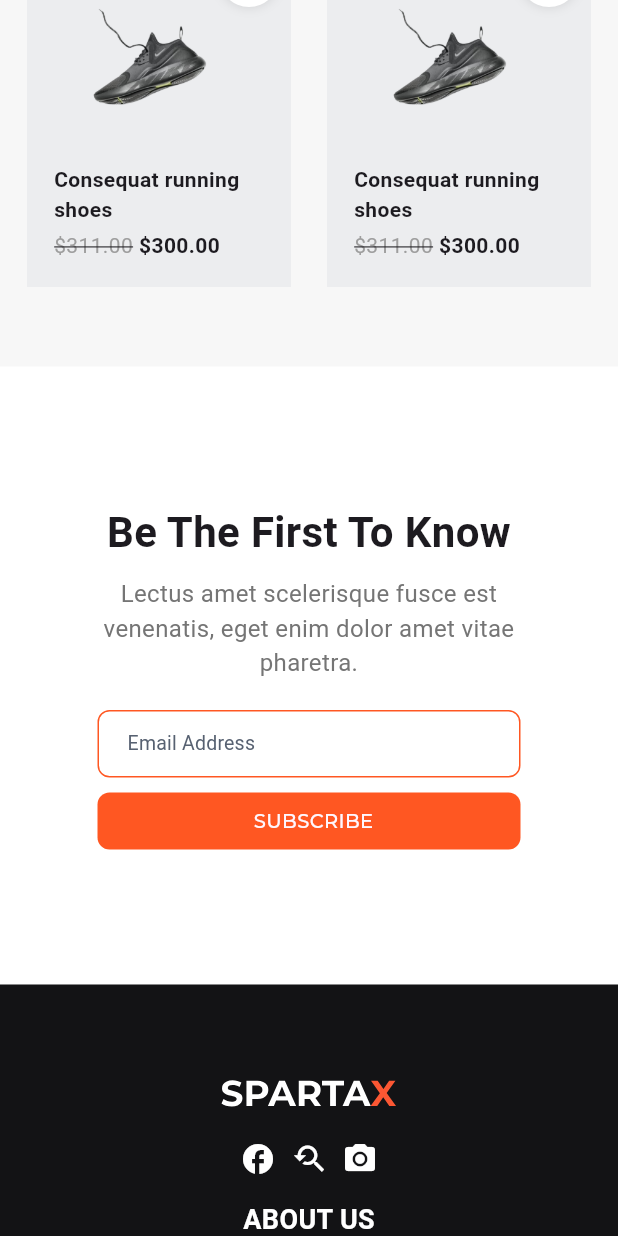
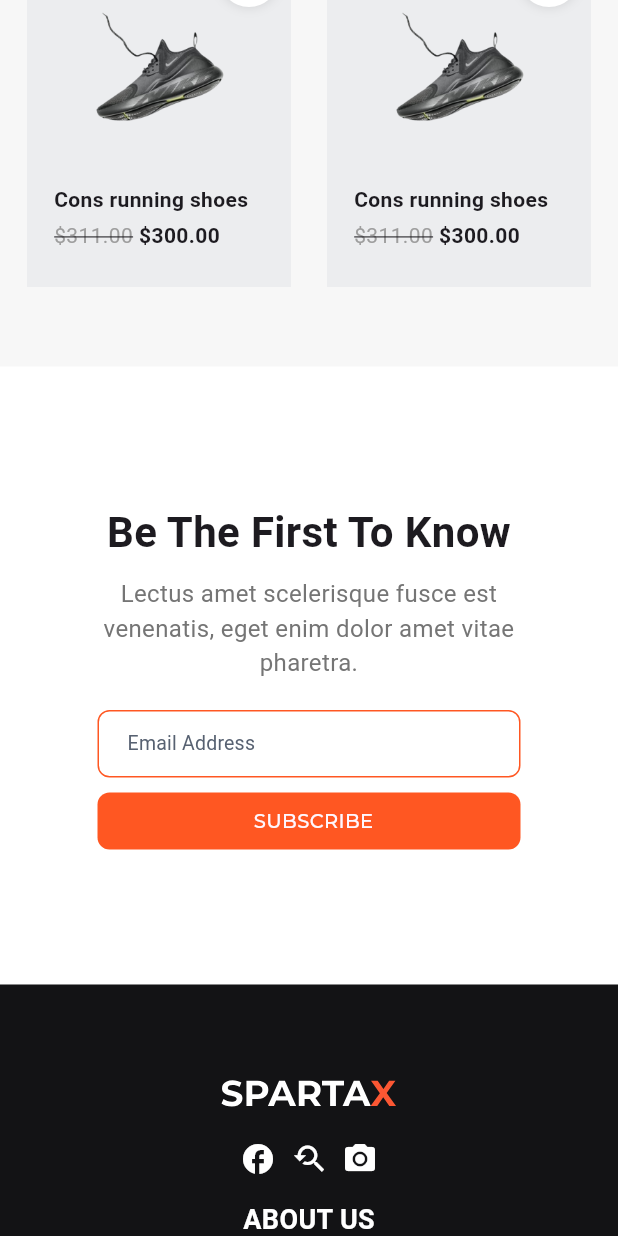
Before and after one commit to EhtshamNizamani/flutter_e_ecommerce, a Flutter app: the screen it shows after launch, scrolled down 1152 dp, on a phone screen of 412 x 824 dp. Run offline on Flutter 3.47's test engine with Material 3 defaults, Android fonts, the phone set to English and light mode, and no system bars; our stand-ins replace flutter_svg, go_router, google_fonts.

Commit message:
refactor code

```diff
--- a/lib/common/primary_button.dart
+++ b/lib/common/primary_button.dart
@@ -35,6 +35,7 @@ class PrimaryButton extends StatefulWidget {
   });
 
   @override
+  // ignore: library_private_types_in_public_api
   _PrimaryButtonState createState() => _PrimaryButtonState();
 }
 
@@ -51,7 +52,7 @@ class _PrimaryButtonState extends State<PrimaryButton> {
       child: InkWell(
         onTap: widget.onTap,
         child: AnimatedContainer(
-          duration: Duration(milliseconds: 200),
+          duration: const Duration(milliseconds: 200),
           width: widget.width ?? double.infinity,
           height: widget.height ?? 38,
           alignment: Alignment.center,
@@ -72,7 +73,7 @@ class _PrimaryButtonState extends State<PrimaryButton> {
                     BoxShadow(
                       color: Colors.black.withOpacity(0.2),
                       blurRadius: 8,
-                      offset: Offset(0, 4),
+                      offset: const Offset(0, 4),
                     ),
                   ]
                 : [],
@@ -98,7 +99,7 @@ class _PrimaryButtonState extends State<PrimaryButton> {
                             height: 25,
                           )
                         : const SizedBox.shrink(),
-                    SizedBox(width: 6),
+                    const SizedBox(width: 6),
                     CustomText(
                       text: widget.text,
                       textStyle: GoogleFonts.montserrat(
--- a/lib/feature/home/controller/home_provider.dart
+++ b/lib/feature/home/controller/home_provider.dart
@@ -13,8 +13,6 @@ class HomeProvider extends ChangeNotifier {
   late Color personColor;
   late Color cartColor;
   void incrementExit(name) {
-    print(name);
-
     contactColor = _selectedColor;
     shopAllColor = _selectedColor;
     homeColor = _selectedColor;
@@ -46,7 +44,6 @@ class HomeProvider extends ChangeNotifier {
     _selectedTab = index;
     switch (index) {
       case 0:
-        print(index);
         homeColor = AppColors.primary;
       case 1:
         shopAllColor = AppColors.primary;
@@ -55,7 +52,6 @@ class HomeProvider extends ChangeNotifier {
         break;
       default:
     }
-    print(index);
     notifyListeners();
   }
 
--- a/lib/feature/home/view/home_screen.dart
+++ b/lib/feature/home/view/home_screen.dart
@@ -19,7 +19,7 @@ class HomeScreen extends StatelessWidget {
               child: SideMenuWidget(),
             )
           : null,
-      body: SafeArea(
+      body: const SafeArea(
         child: Row(
           children: [
             Expanded(
--- a/lib/feature/home/widget/all_product_widget.dart
+++ b/lib/feature/home/widget/all_product_widget.dart
@@ -12,7 +12,7 @@ class ProductViewSection extends StatelessWidget {
     return Padding(
       padding: const EdgeInsets.all(18.0),
       child: GridView.builder(
-          physics: NeverScrollableScrollPhysics(),
+          physics: const NeverScrollableScrollPhysics(),
           shrinkWrap: true,
           itemCount: 4,
           gridDelegate: SliverGridDelegateWithFixedCrossAxisCount(
@@ -23,10 +23,10 @@ class ProductViewSection extends StatelessWidget {
                 0.75, // Adjust this to control the height of the items
           ),
           itemBuilder: (context, index) {
-            return ProductCard(
+            return const ProductCard(
                 hasDiscount: true,
                 imageUrl: 'assets/images/shoe.png',
-                title: 'Consequat running shoes',
+                title: 'Cons running shoes',
                 originalPrice: 311,
                 discountedPrice: 300);
           }),
--- a/lib/feature/home/widget/dashboard_widget.dart
+++ b/lib/feature/home/widget/dashboard_widget.dart
@@ -21,21 +21,21 @@ class DashboardWidget extends StatelessWidget {
         return Column(
           children: [
             selectedTab == 0
-                ? HeaderWithImage()
-                : HeaderWidget(
+                ? const HeaderWithImage()
+                : const HeaderWidget(
                     fontColor: AppColors.grey,
                     mainColor: AppColors.primary,
                     bgColor: AppColors.white,
                   ),
-            SizedBox(height: 16),
+            const SizedBox(height: 16),
             if (selectedTab == 0)
-              ProductViewSection() // Default Tab
+              const ProductViewSection() // Default Tab
             else if (selectedTab == 1)
-              MenProduct()
+              const MenProduct()
             else if (selectedTab == 2)
-              CustomText(text: "This is women category"),
-            SizedBox(height: 35),
-            SubscribeWidget(),
+              const CustomText(text: "This is women category"),
+            const SizedBox(height: 35),
+            const SubscribeWidget(),
             FooterWidget(),
           ],
         );
@@ -52,7 +52,7 @@ class MenProduct extends StatelessWidget {
     return Padding(
       padding: const EdgeInsets.all(18.0),
       child: GridView.builder(
-          physics: NeverScrollableScrollPhysics(),
+          physics: const NeverScrollableScrollPhysics(),
           shrinkWrap: true,
           itemCount: 4,
           gridDelegate: SliverGridDelegateWithFixedCrossAxisCount(
@@ -63,10 +63,10 @@ class MenProduct extends StatelessWidget {
                 0.75, // Adjust this to control the height of the items
           ),
           itemBuilder: (context, index) {
-            return ProductCard(
+            return const ProductCard(
                 hasDiscount: true,
                 imageUrl: 'assets/images/helmet.jpg',
-                title: 'Purus elit helmet',
+                title: 'Purus elite helmet',
                 originalPrice: 231,
                 discountedPrice: 222);
           }),
--- a/lib/feature/home/widget/product_card.dart
+++ b/lib/feature/home/widget/product_card.dart
@@ -9,7 +9,8 @@ class ProductCard extends StatefulWidget {
   final double discountedPrice;
   final bool hasDiscount;
 
-  ProductCard({
+  const ProductCard({
+    super.key,
     required this.imageUrl,
     required this.title,
     required this.originalPrice,
@@ -37,13 +38,13 @@ class _ProductCardState extends State<ProductCard> {
       onExit: (_) => _onHover(false),
       child: Container(
         color: AppColors.imgBG,
-        constraints: BoxConstraints(
+        constraints: const BoxConstraints(
           maxHeight: 300, // Adjust based on your UI needs
         ),
         child: Stack(
           children: [
             Container(
-              padding: EdgeInsets.all(18),
+              padding: const EdgeInsets.all(18),
               decoration: BoxDecoration(
                 borderRadius: BorderRadius.circular(20),
               ),
@@ -53,7 +54,7 @@ class _ProductCardState extends State<ProductCard> {
                   // Product Image with Hover Zoom Effect
                   Flexible(
                     child: AnimatedContainer(
-                      duration: Duration(milliseconds: 250),
+                      duration: const Duration(milliseconds: 250),
                       transform: _isHovered
                           ? (Matrix4.identity()..scale(1.05))
                           : Matrix4.identity(),
@@ -68,28 +69,28 @@ class _ProductCardState extends State<ProductCard> {
                       ),
                     ),
                   ),
-                  SizedBox(height: 8),
+                  const SizedBox(height: 8),
                   // Product Title
                   Text(
                     widget.title,
-                    style: TextStyle(fontWeight: FontWeight.bold),
+                    style: const TextStyle(fontWeight: FontWeight.bold),
                   ),
-                  SizedBox(height: 4),
+                  const SizedBox(height: 4),
                   // Price
                   Row(
                     children: [
                       if (widget.hasDiscount)
                         Text(
                           '\$${widget.originalPrice.toStringAsFixed(2)}',
-                          style: TextStyle(
+                          style: const TextStyle(
                             decoration: TextDecoration.lineThrough,
                             color: Colors.grey,
                           ),
                         ),
-                      SizedBox(width: 4),
+                      const SizedBox(width: 4),
                       Text(
                         '\$${widget.discountedPrice.toStringAsFixed(2)}',
-                        style: TextStyle(
+                        style: const TextStyle(
                           fontWeight: FontWeight.bold,
                         ),
                       ),
@@ -104,14 +105,15 @@ class _ProductCardState extends State<ProductCard> {
                 top: 8,
                 left: 8,
                 child: Container(
-                  padding: EdgeInsets.symmetric(horizontal: 8, vertical: 4),
+                  padding:
+                      const EdgeInsets.symmetric(horizontal: 8, vertical: 4),
                   decoration: BoxDecoration(
                     color: Colors.white,
                     borderRadius: BorderRadius.circular(20),
                   ),
                   child: Text(
                     '-${((widget.originalPrice - widget.discountedPrice) / widget.originalPrice * 100).toStringAsFixed(0)}%',
-                    style: TextStyle(
+                    style: const TextStyle(
                       color: Colors.red,
                       fontWeight: FontWeight.bold,
                     ),
@@ -128,8 +130,8 @@ class _ProductCardState extends State<ProductCard> {
                     // Add to cart functionality
                   },
                   child: Container(
-                    padding: EdgeInsets.all(8),
-                    decoration: BoxDecoration(
+                    padding: const EdgeInsets.all(8),
+                    decoration: const BoxDecoration(
                       color: Colors.white,
                       shape: BoxShape.circle,
                       boxShadow: [
@@ -139,7 +141,7 @@ class _ProductCardState extends State<ProductCard> {
                         ),
                       ],
                     ),
-                    child: Icon(Icons.shopping_cart),
+                    child: const Icon(Icons.shopping_cart),
                   ),
                 ),
               ),
--- a/lib/feature/home/widget/subscribe_widget.dart
+++ b/lib/feature/home/widget/subscribe_widget.dart
@@ -6,6 +6,8 @@ import 'package:flutter_e_commerce/util/responsive.dart';
 import 'package:flutter_e_commerce/widgets/custom_textfield.dart';
 
 class SubscribeWidget extends StatelessWidget {
+  const SubscribeWidget({super.key});
+
   @override
   Widget build(BuildContext context) {
     return Container(
@@ -25,7 +27,7 @@ class SubscribeWidget extends StatelessWidget {
               ),
               textAlign: TextAlign.center,
             ),
-            SizedBox(height: 10.0),
+            const SizedBox(height: 10.0),
 
             // Subtitle Text
             CustomText(
@@ -37,7 +39,7 @@ class SubscribeWidget extends StatelessWidget {
               ),
               textAlign: TextAlign.center,
             ),
-            SizedBox(height: 20.0),
+            const SizedBox(height: 20.0),
 
             // Email Input and Subscribe Button
             Responsive.isMobile(context)
@@ -54,7 +56,7 @@ class SubscribeWidget extends StatelessWidget {
                           controller: TextEditingController(),
                         ),
                       ),
-                      SizedBox(height: 10.0),
+                      const SizedBox(height: 10.0),
 
                       // Subscribe Button
                       PrimaryButton(
@@ -80,7 +82,7 @@ class SubscribeWidget extends StatelessWidget {
                           controller: TextEditingController(),
                         ),
                       ),
-                      SizedBox(width: 10.0),
+                      const SizedBox(width: 10.0),
 
                       // Subscribe Button
                       PrimaryButton(
--- a/lib/feature/screens/profile_screen.dart
+++ b/lib/feature/screens/profile_screen.dart
@@ -9,7 +9,7 @@ class ProfileScreen extends StatelessWidget {
     return Scaffold(
       appBar: AppBar(
         automaticallyImplyLeading: !kIsWeb,
-        title: Text("Profile"),
+        title: const Text("Profile"),
       ),
     );
   }
--- a/lib/main.dart
+++ b/lib/main.dart
@@ -14,7 +14,7 @@ void main() {
 class MyApp extends StatelessWidget {
   final GoRouter router;
 
-  const MyApp({Key? key, required this.router}) : super(key: key);
+  const MyApp({super.key, required this.router});
   @override
   Widget build(BuildContext context) {
     return MultiProvider(
--- a/lib/widgets/custom_textfield.dart
+++ b/lib/widgets/custom_textfield.dart
@@ -52,8 +52,8 @@ class CustomTextField extends StatelessWidget {
       decoration: InputDecoration(
         suffixIcon: suffixIcon != null
             ? Container(
-                margin: EdgeInsets.only(right: 6),
-                padding: EdgeInsets.all(8),
+                margin: const EdgeInsets.only(right: 6),
+                padding: const EdgeInsets.all(8),
                 decoration: const BoxDecoration(
                     borderRadius: BorderRadius.only(
                         topLeft: Radius.circular(8),
@@ -70,7 +70,7 @@ class CustomTextField extends StatelessWidget {
           fontWeight: FontWeight.w400,
           color: AppColors.grey,
         ),
-        contentPadding: EdgeInsets.symmetric(
+        contentPadding: const EdgeInsets.symmetric(
           horizontal: 16.0,
           vertical: 12.0,
         ),
--- a/lib/widgets/footer_widget.dart
+++ b/lib/widgets/footer_widget.dart
@@ -4,27 +4,29 @@ import 'package:flutter_e_commerce/util/responsive.dart';
 import 'package:flutter_svg/svg.dart';
 
 class FooterWidget extends StatelessWidget {
+  const FooterWidget({super.key});
+
   @override
   Widget build(BuildContext context) {
     final isDesktop = Responsive.isDesktop(context);
     final isMobile = MediaQuery.of(context).size.width < 600;
     return Container(
       color: AppColors.black,
-      padding: EdgeInsets.symmetric(vertical: 60.0, horizontal: 18),
+      padding: const EdgeInsets.symmetric(vertical: 60.0, horizontal: 18),
       child: Column(
         crossAxisAlignment:
             isDesktop ? CrossAxisAlignment.start : CrossAxisAlignment.center,
         children: [
           // Top section with logo and about text
-          isDesktop ? FooterAboutDesktop() : FooterAboutUs(),
-          SizedBox(height: 40.0),
+          isDesktop ? const FooterAboutDesktop() : const FooterAboutUs(),
+          const SizedBox(height: 40.0),
 
           // Bottom section with columns for navigation
-          isMobile ? ForMobile() : ForDesktop(),
-          SizedBox(height: 40.0),
+          isMobile ? const ForMobile() : const ForDesktop(),
+          const SizedBox(height: 40.0),
 
           // Footer Copyright Text
-          Center(
+          const Center(
             child: Text(
               'Copyright © 2024 Sports Wear Store',
               style: TextStyle(color: Colors.grey),
@@ -43,7 +45,7 @@ class ForDesktop extends StatelessWidget {
 
   @override
   Widget build(BuildContext context) {
-    return Row(
+    return const Row(
       mainAxisAlignment: MainAxisAlignment.spaceBetween,
       crossAxisAlignment: CrossAxisAlignment.start,
       children: [
@@ -127,9 +129,9 @@ class FooterAboutDesktop extends StatelessWidget {
             children: [
               // Logo
               SvgPicture.asset('assets/images/logo.svg'),
-              SizedBox(height: 20.0),
+              const SizedBox(height: 20.0),
               // Social Media Icons (can be replaced with actual icons)
-              Row(
+              const Row(
                 children: [
                   Icon(Icons.facebook, color: AppColors.white, size: 24.0),
                   SizedBox(width: 10.0),
@@ -141,9 +143,9 @@ class FooterAboutDesktop extends StatelessWidget {
               ),
             ],
           ),
-          SizedBox(width: 46),
+          const SizedBox(width: 46),
           // About Us
-          Expanded(
+          const Expanded(
             child: Column(
               crossAxisAlignment: CrossAxisAlignment.start,
               children: [
@@ -186,9 +188,9 @@ class FooterAboutUs extends StatelessWidget {
           children: [
             // Logo
             SvgPicture.asset('assets/images/logo.svg'),
-            SizedBox(height: 20.0),
+            const SizedBox(height: 20.0),
             // Social Media Icons (can be replaced with actual icons)
-            Row(
+            const Row(
               mainAxisAlignment: MainAxisAlignment.center,
               children: [
                 Icon(Icons.facebook, color: AppColors.white, size: 24.0),
@@ -201,9 +203,9 @@ class FooterAboutUs extends StatelessWidget {
             ),
           ],
         ),
-        SizedBox(height: 16),
+        const SizedBox(height: 16),
         // About Us
-        Column(
+        const Column(
           crossAxisAlignment: CrossAxisAlignment.center,
           children: [
             Text(
@@ -236,7 +238,7 @@ class ForMobile extends StatelessWidget {
 
   @override
   Widget build(BuildContext context) {
-    return Column(
+    return const Column(
       crossAxisAlignment: CrossAxisAlignment.center,
       children: [
         // Shop Column
--- a/lib/widgets/header_with_image.dart
+++ b/lib/widgets/header_with_image.dart
@@ -32,12 +32,11 @@ class HeaderWithImage extends StatelessWidget {
                 color: Colors.white, borderRadius: BorderRadius.circular(6)),
           ),
         ),
-        // Overlayed content (text, buttons) limited to the left side
         Positioned(
           top: 140, // Adjust this to control vertical positioning
           left: 20,
           bottom: 0, // Keep content aligned to the left side
-          child: Container(
+          child: SizedBox(
             width: isTrue
                 ? MediaQuery.of(context).size.width * 1
                 : MediaQuery.of(context).size.width / 2,
@@ -52,15 +51,15 @@ class HeaderWithImage extends StatelessWidget {
                     color: AppColors.white,
                   ),
                 ),
-                SizedBox(height: 20),
-                Text(
+                const SizedBox(height: 20),
+                const Text(
                   "Nam natoque in massa bibendum lacus, et arcu cursus nisl rutrum at tincidunt in sit in massa adipiscing lorem fusce.",
                   style: TextStyle(
                     fontSize: 18,
                     color: AppColors.white,
                   ),
                 ),
-                SizedBox(height: 30),
+                const SizedBox(height: 30),
                 PrimaryButton(
                   width: 156,
                   height: 46,
@@ -75,7 +74,7 @@ class HeaderWithImage extends StatelessWidget {
             ),
           ),
         ),
-        HeaderWidget(),
+        const HeaderWidget(),
       ],
     );
   }
--- a/lib/widgets/side_menu_widget.dart
+++ b/lib/widgets/side_menu_widget.dart
@@ -44,7 +44,6 @@ class _SideMenuWidgetState extends State<SideMenuWidget> {
           selectedIndex = index;
           final routeName =
               NavigationHelper.getRouteName(data.menu[index].title);
-          print(routeName);
           context.go(routeName);
         }),
         child: Row(
```
